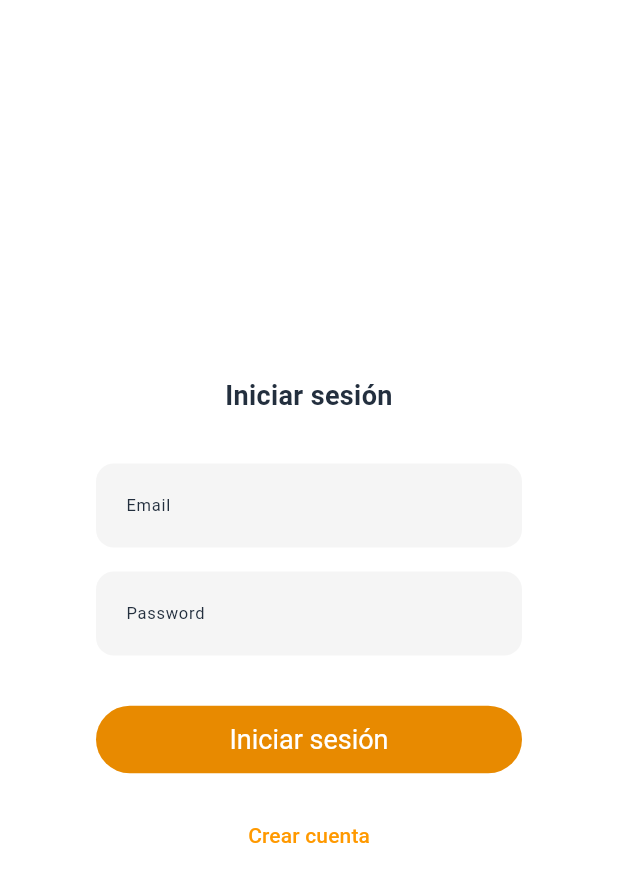
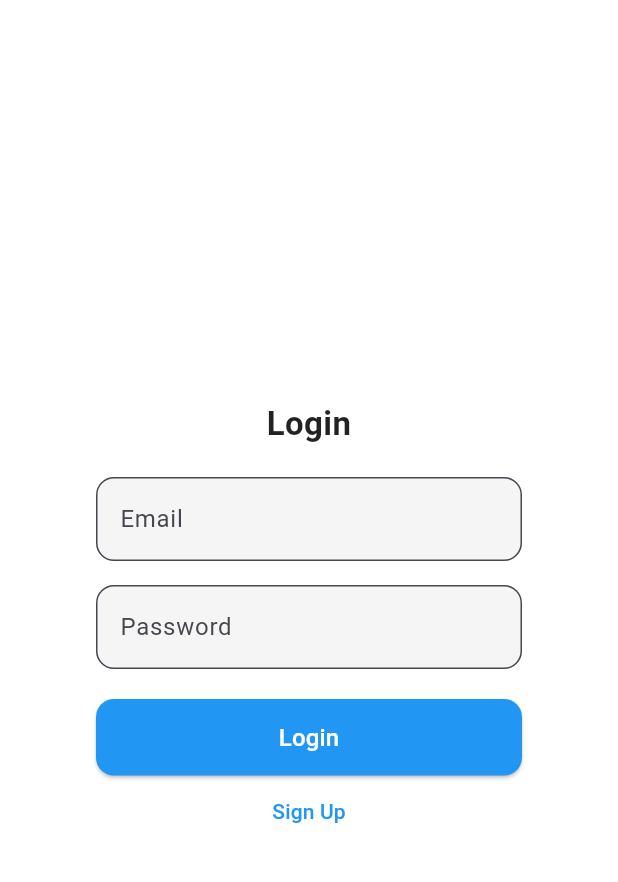
Before and after one commit to lasheralberto/sapersx, a Flutter app: the LoginDialog screen opened by its route, on a phone screen of 412 x 824 dp. Shown: the top 882 px of the screen. Run offline on Flutter 3.47's test engine with Material 3 defaults, Android fonts, the phone set to English and light mode, and no system bars; our stand-ins replace cloud_firestore, file_picker, firebase_auth, firebase_core, firebase_storage, rxdart; missing offline and left inert: flutter_highlighting, random_avatar; accounts and stored records are empty.

Commit message:
Update login_dialog.dart

```diff
--- a/lib/components/screens/login_dialog.dart
+++ b/lib/components/screens/login_dialog.dart
@@ -1,12 +1,10 @@
 import 'package:flutter/material.dart';
 import 'package:firebase_auth/firebase_auth.dart';
 import 'package:sapers/components/screens/details_user_profile_signup.dart';
-import 'package:sapers/main.dart';
 import 'package:sapers/models/firebase_service.dart';
 import 'package:sapers/models/styles.dart';
 import 'package:sapers/models/texts.dart';
 
-import 'package:sapers/main.dart';
 class LoginDialog extends StatefulWidget {
   const LoginDialog({super.key});
 
@@ -20,7 +18,6 @@ class _LoginDialogState extends State<LoginDialog> {
   final _passwordController = TextEditingController();
   final _confirmPasswordController = TextEditingController();
   final _authService = AuthService();
-  final _styles = AppStyles();
   String? _errorMessage;
   bool _isLoading = false;
   bool _isSignUp = false;
@@ -42,27 +39,13 @@ class _LoginDialogState extends State<LoginDialog> {
 
       try {
         if (_isSignUp) {
-          // Primero crear el usuario
           await _authService.signUp(email, pass);
-
-          // Esperar a que el estado de autenticación cambie
           await FirebaseAuth.instance.authStateChanges().first;
-
-          // Mostrar el popup de perfil y esperar a que se complete
           await UserProfilePopup.show(context);
-
-          // Si todo fue exitoso, retornar true
           return true;
         } else {
           final user = await _authService.signIn(email, pass);
-          if (user != null) {
-            // Aquí puedes realizar alguna acción una vez que el usuario esté logueado, por ejemplo:
-            // Actualizar el estado global del usuario o realizar alguna acción adicional.
-
-            return true;
-          } else {
-            return false;
-          }
+          return user != null;
         }
       } on FirebaseAuthException catch (e) {
         setState(() {
@@ -92,7 +75,7 @@ class _LoginDialogState extends State<LoginDialog> {
   Widget build(BuildContext context) {
     return Dialog(
       shape: RoundedRectangleBorder(
-        borderRadius: BorderRadius.circular(AppStyles.borderRadiusValue),
+        borderRadius: BorderRadius.circular(16),
       ),
       elevation: 0,
       backgroundColor: Colors.white,
@@ -107,27 +90,31 @@ class _LoginDialogState extends State<LoginDialog> {
               crossAxisAlignment: CrossAxisAlignment.stretch,
               children: [
                 Text(
-                  _isSignUp
-                      ? Texts.translate('crearCuenta', globalLanguage)
-                      : Texts.translate('iniciarSesion', globalLanguage),
-                  style: AppStyles().getTextStyle(context,
-                      fontSize: 18, fontWeight: FontWeight.bold),
+                  _isSignUp ? 'Create Account' : 'Login',
+                  style: TextStyle(
+                    fontSize: 22,
+                    fontWeight: FontWeight.bold,
+                    color: Colors.black87,
+                  ),
                   textAlign: TextAlign.center,
                 ),
-                const SizedBox(height: 32),
+                const SizedBox(height: 20),
                 TextFormField(
                   controller: _emailController,
-                  decoration: _styles.getInputDecoration(
-                      Texts.translate('emailField', globalLanguage),
-                      null,
-                      context),
-                  style: const TextStyle(fontSize: 16),
+                  decoration: InputDecoration(
+                    labelText: 'Email',
+                    border: OutlineInputBorder(
+                      borderRadius: BorderRadius.circular(12),
+                    ),
+                    filled: true,
+                    fillColor: Colors.grey[100],
+                  ),
                   validator: (value) {
                     if (value == null || value.isEmpty) {
-                      return Texts.translate('emailValidate', globalLanguage);
+                      return 'Please enter your email';
                     }
                     if (!value.contains('@')) {
-                      return Texts.translate('emailWrong', globalLanguage);
+                      return 'Invalid email format';
                     }
                     return null;
                   },
@@ -135,116 +122,100 @@ class _LoginDialogState extends State<LoginDialog> {
                 const SizedBox(height: 16),
                 TextFormField(
                   controller: _passwordController,
-                  decoration: _styles.getInputDecoration(
-                      Texts.translate('Password', globalLanguage),
-                      null,
-                      context),
-                  style: const TextStyle(fontSize: 16),
+                  decoration: InputDecoration(
+                    labelText: 'Password',
+                    border: OutlineInputBorder(
+                      borderRadius: BorderRadius.circular(12),
+                    ),
+                    filled: true,
+                    fillColor: Colors.grey[100],
+                  ),
                   obscureText: true,
                   validator: (value) {
                     if (value == null || value.isEmpty) {
-                      return Texts.translate('passError', globalLanguage);
+                      return 'Please enter your password';
                     }
                     if (_isSignUp && value.length < 6) {
-                      return Texts.translate('passErrorLen', globalLanguage);
+                      return 'Password must be at least 6 characters';
                     }
                     return null;
                   },
                 ),
-                if (_isSignUp) ...[
+                if (_isSignUp)
                   const SizedBox(height: 16),
+                if (_isSignUp)
                   TextFormField(
                     controller: _confirmPasswordController,
-                    decoration: _styles.getInputDecoration(
-                        Texts.translate('confirmarContraseña', globalLanguage),
-                        null,
-                        context),
-                    style: const TextStyle(fontSize: 16),
+                    decoration: InputDecoration(
+                      labelText: 'Confirm Password',
+                      border: OutlineInputBorder(
+                        borderRadius: BorderRadius.circular(12),
+                      ),
+                      filled: true,
+                      fillColor: Colors.grey[100],
+                    ),
                     obscureText: true,
                     validator: (value) {
                       if (value == null || value.isEmpty) {
-                        return Texts.translate(
-                            'porFavorConfirmaTuContraseña', globalLanguage);
+                        return 'Please confirm your password';
                       }
                       if (value != _passwordController.text) {
-                        return Texts.translate(
-                            'lasContraseñasNoCoinciden', globalLanguage);
+                        return 'Passwords do not match';
                       }
                       return null;
                     },
                   ),
-                ],
                 if (_errorMessage != null) ...[
                   const SizedBox(height: 16),
                   Container(
                     padding: const EdgeInsets.symmetric(
-                      horizontal: 12,
-                      vertical: 8,
-                    ),
+                        horizontal: 12, vertical: 8),
                     decoration: BoxDecoration(
                       color: Colors.red[50],
-                      borderRadius:
-                          BorderRadius.circular(AppStyles.borderRadiusValue),
+                      borderRadius: BorderRadius.circular(12),
                     ),
                     child: Text(
                       _errorMessage!,
-                      style: TextStyle(
-                        color: Colors.red[700],
-                        fontSize: 13,
-                      ),
+                      style: TextStyle(color: Colors.red[700]),
                       textAlign: TextAlign.center,
                     ),
                   ),
                 ],
-                const SizedBox(height: 32),
+                const SizedBox(height: 20),
                 ElevatedButton(
-                  onPressed: () async {
-                    if (_isLoading == false) {
+                  onPressed: _isLoading
+                      ? null
+                      : () async {
                           var isLogued = await _submitForm(
                             _emailController.text,
                             _passwordController.text,
                           );
-
                           if (isLogued == true) {
-                        // Navega a la pantalla de feed y reemplaza la actual
                             Navigator.pop(context, true);
                           }
-                    }
                         },
-                  style: AppStyles().getButtonStyle(context),
+                  style: ElevatedButton.styleFrom(
+                    backgroundColor: Colors.blue,
+                    shape: RoundedRectangleBorder(
+                      borderRadius: BorderRadius.circular(12),
+                    ),
+                    padding: const EdgeInsets.all(14),
+                  ),
                   child: _isLoading
-                      ? const SizedBox(
-                          height: 20,
-                          width: 20,
-                          child: CircularProgressIndicator(
-                            strokeWidth: 2,
-                            valueColor:
-                                AlwaysStoppedAnimation<Color>(Colors.white),
-                          ),
-                        )
+                      ? const CircularProgressIndicator(color: Colors.white)
                       : Text(
-                          _isSignUp
-                              ? Texts.translate('crearCuenta', globalLanguage)
-                              : Texts.translate(
-                                  'iniciarSesion', globalLanguage),
-                          style: AppStyles().getTextStyle(context,
-                              fontSize: 18,
-                              fontWeight: FontWeight.normal,
-                              color: Colors.white),
+                          _isSignUp ? 'Sign Up' : 'Login',
+                          style: const TextStyle(
+                            fontSize: 16,
+                            color: Colors.white,
                           ),
                         ),
-                const SizedBox(height: 16),
+                ),
                 TextButton(
-                  onPressed: _isLoading ? null : _toggleMode,
-                  style: TextButton.styleFrom(
-                    foregroundColor: AppStyles.colorAvatarBorder,
-                    padding: const EdgeInsets.symmetric(vertical: 12),
-                  ),
+                  onPressed: _toggleMode,
                   child: Text(
-                    _isSignUp
-                        ? Texts.translate('iniciarSesion', globalLanguage)
-                        : Texts.translate('crearCuenta', globalLanguage),
-                    style: const TextStyle(fontSize: 14),
+                    _isSignUp ? 'Already have an account? Login' : 'Sign Up',
+                    style: TextStyle(color: Colors.blue),
                   ),
                 ),
               ],
```
Lines whose indentation alone changed are shown as unchanged.
